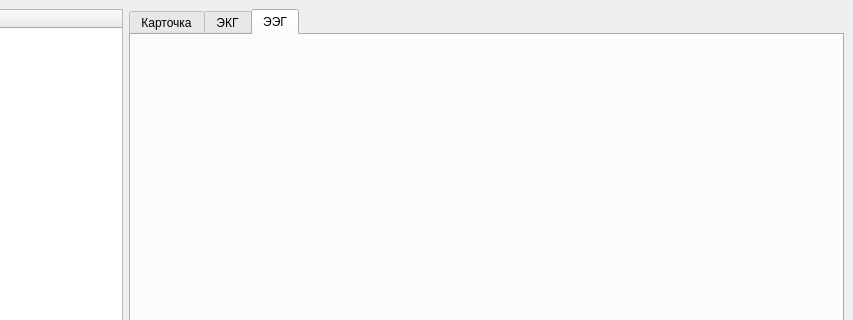
Qt form design.ui (egorguslyan/kvantoriada) before a commit; both pictures show x 249 to 1102 and y 0 to 320 of the 1102 by 583 pixel window.
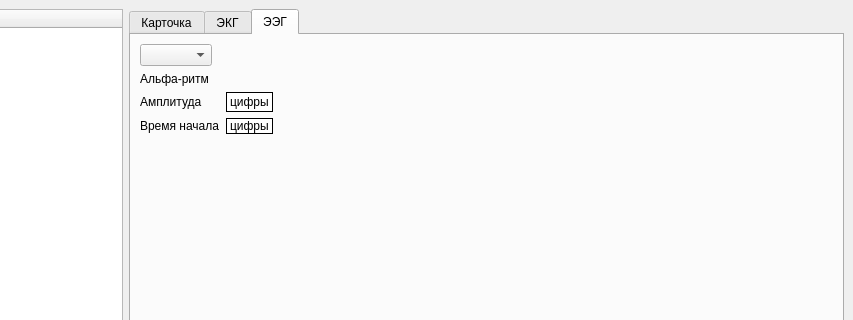
The same form after that commit. The open tabs and pages were chosen to show the change.

Commit message: Update GUI design (add eeg canvas)

The edit to the form file:
```diff
--- a/design.ui
+++ b/design.ui
@@ -417,7 +417,111 @@
          <attribute name="title">
           <string>ЭЭГ</string>
          </attribute>
-         <layout class="QVBoxLayout" name="verticalLayout_5"/>
+         <layout class="QVBoxLayout" name="verticalLayout_5">
+          <item>
+           <layout class="QHBoxLayout" name="horizontalLayout_4">
+            <item>
+             <widget class="QComboBox" name="eegFilesCombo">
+              <property name="sizeAdjustPolicy">
+               <enum>QComboBox::AdjustToContents</enum>
+              </property>
+             </widget>
+            </item>
+            <item>
+             <spacer name="horizontalSpacer_6">
+              <property name="orientation">
+               <enum>Qt::Horizontal</enum>
+              </property>
+              <property name="sizeHint" stdset="0">
+               <size>
+                <width>40</width>
+                <height>20</height>
+               </size>
+              </property>
+             </spacer>
+            </item>
+           </layout>
+          </item>
+          <item>
+           <layout class="QGridLayout" name="gridLayout_2">
+            <item row="2" column="1">
+             <widget class="QLabel" name="startTimeAlphaLabel">
+              <property name="styleSheet">
+               <string notr="true">background-color: rgb(255, 255, 255);
+border-color: rgb(0, 0, 0);</string>
+              </property>
+              <property name="frameShape">
+               <enum>QFrame::Box</enum>
+              </property>
+              <property name="text">
+               <string>цифры</string>
+              </property>
+             </widget>
+            </item>
+            <item row="2" column="0">
+             <widget class="QLabel" name="label_4">
+              <property name="text">
+               <string>Время начала</string>
+              </property>
+             </widget>
+            </item>
+            <item row="1" column="0">
+             <widget class="QLabel" name="label_3">
+              <property name="text">
+               <string>Амплитуда</string>
+              </property>
+             </widget>
+            </item>
+            <item row="1" column="1">
+             <widget class="QLabel" name="amplitudeAlphaLabel">
+              <property name="styleSheet">
+               <string notr="true">background-color: rgb(255, 255, 255);
+border-color: rgb(0, 0, 0);</string>
+              </property>
+              <property name="frameShape">
+               <enum>QFrame::Box</enum>
+              </property>
+              <property name="text">
+               <string>цифры</string>
+              </property>
+             </widget>
+            </item>
+            <item row="0" column="0">
+             <widget class="QLabel" name="label_2">
+              <property name="text">
+               <string>Альфа-ритм</string>
+              </property>
+             </widget>
+            </item>
+            <item row="1" column="2">
+             <spacer name="horizontalSpacer_7">
+              <property name="orientation">
+               <enum>Qt::Horizontal</enum>
+              </property>
+              <property name="sizeHint" stdset="0">
+               <size>
+                <width>40</width>
+                <height>20</height>
+               </size>
+              </property>
+             </spacer>
+            </item>
+           </layout>
+          </item>
+          <item>
+           <spacer name="verticalSpacer_3">
+            <property name="orientation">
+             <enum>Qt::Vertical</enum>
+            </property>
+            <property name="sizeHint" stdset="0">
+             <size>
+              <width>20</width>
+              <height>40</height>
+             </size>
+            </property>
+           </spacer>
+          </item>
+         </layout>
         </widget>
        </widget>
       </item>
```
Left out of the diff: 1 changed line with no effect on the pictures. The commit also changes 4 other files.
